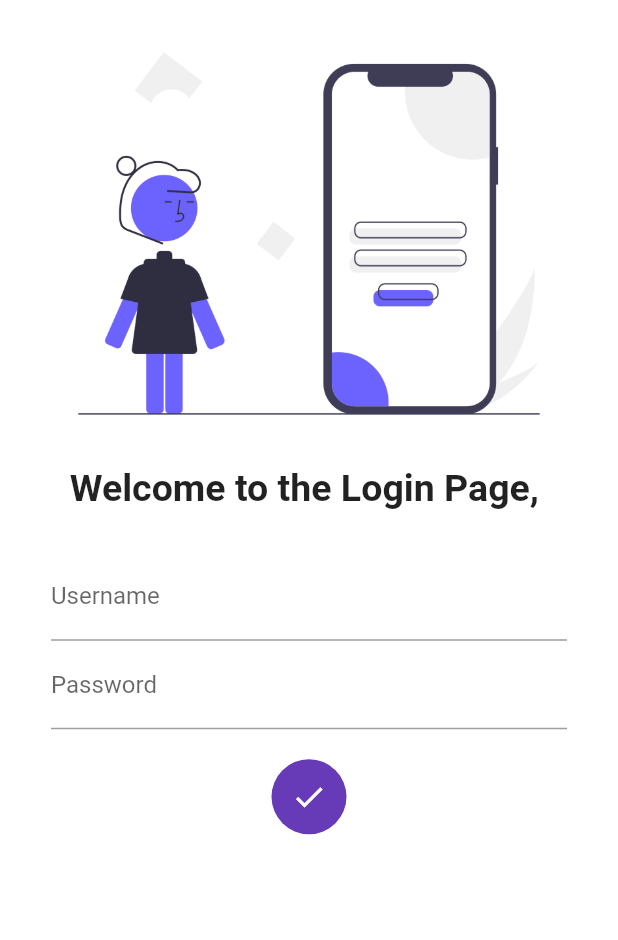
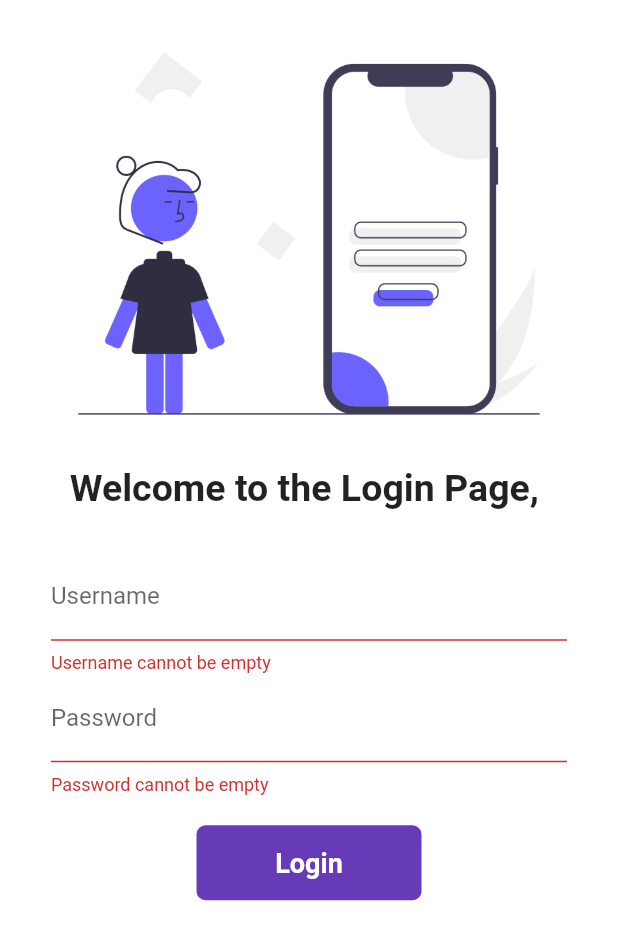
Before and after one commit to Pirate-Emperor/Rumbler, a Flutter app: the screen it shows after launch, after a tap on "Login", on a phone screen of 412 x 824 dp. Shown: the top 940 px of the screen. Run offline on Flutter 3.47's test engine with Material 2 defaults, Android fonts, the phone set to English and light mode, and no system bars; our stand-ins replace google_fonts.

Commit message:
day8comp

```diff
--- a/lib/pages/login_page.dart
+++ b/lib/pages/login_page.dart
@@ -13,11 +13,29 @@ class _LoginPageState extends State<LoginPage> {
   String name = "";
   bool changebut = false;
   int butcount = 0;
+  final _formkey = GlobalKey<FormState>();
+
+  logToHome(BuildContext context) async {
+    if (_formkey.currentState!.validate()) {
+      setState(() {
+        changebut = true;
+        butcount++;
+      });
+      await Future.delayed(Duration(seconds: 1));
+      await Navigator.pushNamed(context, MyRoutes.homeRoute);
+      setState(() {
+        changebut = false;
+      });
+    }
+  }
+
   @override
   Widget build(BuildContext context) {
     return Material(
       color: Colors.white,
       child: SingleChildScrollView(
+        child: Form(
+          key: _formkey,
           child: Column(
             children: [
               Image.asset("assets/images/undraw_Mobile_login_re_9ntv.png",
@@ -40,6 +58,12 @@ class _LoginPageState extends State<LoginPage> {
                         hintText: "Enter Username",
                         labelText: "Username",
                       ),
+                      validator: (value) {
+                        if (value.toString().isEmpty) {
+                          return "Username cannot be empty";
+                        }
+                        return null;
+                      },
                       onChanged: (value) {
                         name = value;
                         setState(() {});
@@ -51,19 +75,27 @@ class _LoginPageState extends State<LoginPage> {
                         hintText: "Enter Password",
                         labelText: "Password",
                       ),
+                      validator: (value) {
+                        if (value.toString().isEmpty) {
+                          return "Password cannot be empty";
+                        } else if (value.toString().length < 8) {
+                          return "Password cannot be less than 8 characters";
+                        }
+                        return null;
+                      },
                     ),
                     SizedBox(
                       height: 20.0,
                     ),
-                  InkWell(
-                    onTap: () async {
-                      setState(() {
-                        changebut = true;
-                        butcount++;
-                      });
-                      await Future.delayed(Duration(seconds: 3));
-                      Navigator.pushNamed(context, MyRoutes.homeRoute);
-                    },
+                    Material(
+                      color: Colors.deepPurple,
+                      // shape: butcount % 2 == 1
+                      //     ? BoxShape.circle
+                      //     : BoxShape.rectangle,
+                      borderRadius: BorderRadius.circular(changebut ? 50 : 6),
+
+                      child: InkWell(
+                        onTap: () => logToHome(context),
                         child: AnimatedContainer(
                           duration: Duration(seconds: 1),
                           width: changebut ? 50 : 150,
@@ -79,12 +111,6 @@ class _LoginPageState extends State<LoginPage> {
                                     fontSize: 18,
                                   ),
                                 ),
-                      decoration: BoxDecoration(
-                        color: Colors.deepPurple,
-                        // shape: butcount % 2 == 1
-                        //     ? BoxShape.circle
-                        //     : BoxShape.rectangle,
-                        borderRadius: BorderRadius.circular(changebut ? 50 : 6),
                         ),
                       ),
                     ),
@@ -103,6 +129,7 @@ class _LoginPageState extends State<LoginPage> {
             ],
           ),
         ),
+      ),
     );
   }
 }
```
Lines whose indentation alone changed are shown as unchanged.
